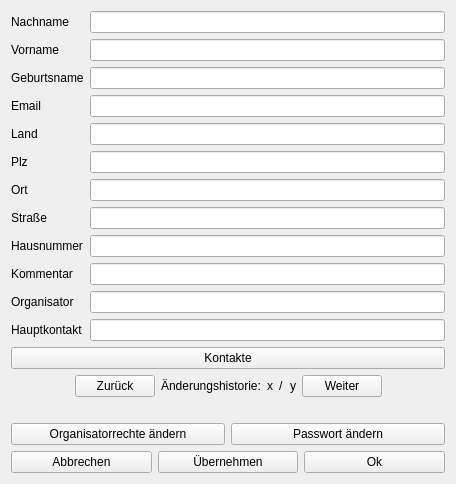
This is profileview.ui in Leon0932/se_projekt as Qt 5 draws it before an edit. The edited form follows.
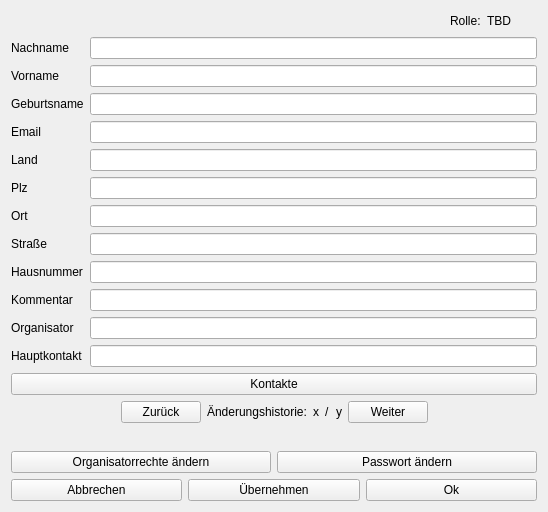
This is the edited form.

The edit to the form file:
```diff
--- a/profileview.ui
+++ b/profileview.ui
@@ -6,8 +6,8 @@
    <rect>
     <x>0</x>
     <y>0</y>
-    <width>456</width>
-    <height>484</height>
+    <width>548</width>
+    <height>512</height>
    </rect>
   </property>
   <property name="windowTitle">
@@ -27,6 +27,43 @@
      </property>
     </spacer>
    </item>
+   <item>
+    <layout class="QHBoxLayout" name="horizontalLayout_4">
+     <item>
+      <spacer name="horizontalSpacer_3">
+       <property name="orientation">
+        <enum>Qt::Horizontal</enum>
+       </property>
+       <property name="sizeHint" stdset="0">
+        <size>
+         <width>40</width>
+         <height>20</height>
+        </size>
+       </property>
+      </spacer>
+     </item>
+     <item>
+      <widget class="QLabel" name="label_6">
+       <property name="text">
+        <string>Rolle:</string>
+       </property>
+      </widget>
+     </item>
+     <item>
+      <widget class="QLabel" name="rollenLbl">
+       <property name="minimumSize">
+        <size>
+         <width>50</width>
+         <height>0</height>
+        </size>
+       </property>
+       <property name="text">
+        <string>TBD</string>
+       </property>
+      </widget>
+     </item>
+    </layout>
+   </item>
    <item>
     <layout class="QFormLayout" name="formLayout">
      <item row="0" column="0">
```
